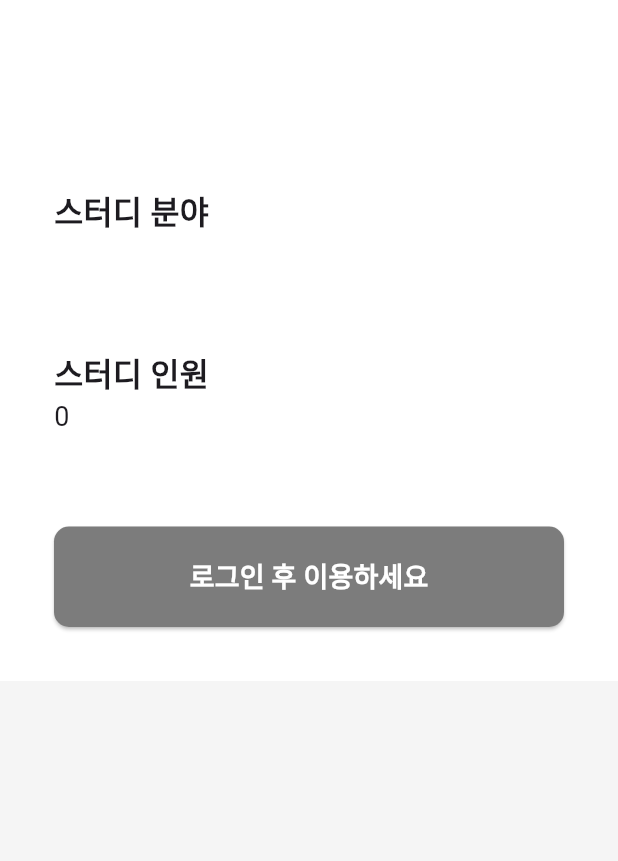
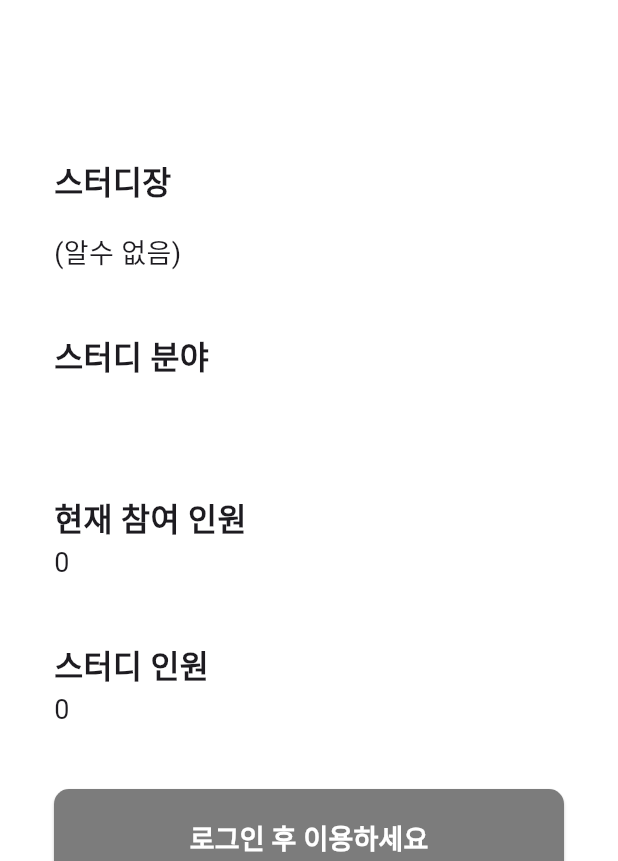
Before and after one commit to SungyeopJeong/MadcampWeek2, a Flutter app: the StudyDetailPage screen opened directly with empty values, on a phone screen of 412 x 824 dp, the part 375-1236 px from its top. Run offline on Flutter 3.47's test engine with Material 3 defaults, Android fonts, the phone set to English and light mode, and no system bars; our stand-ins replace flutter_dotenv, flutter_svg, google_sign_in, socket_io_client; missing offline and left inert: kakao_flutter_sdk; accounts and stored records are empty; network calls fail; Roboto replaces fonts that are missing (Pretendard).

Commit message:
study detail 수정

```diff
--- a/lib/main.dart
+++ b/lib/main.dart
@@ -91,7 +91,7 @@ class _MyHomePageState extends State<MyHomePage> {
               onGenerateRoute: (_) => MaterialPageRoute(
                 builder: (_) => const ChatPage(),
               ),
-
+            ),
             Navigator(
               key: navKeyList[2],
               onGenerateRoute: (_) => MaterialPageRoute(
--- a/lib/pages/study_detail_page.dart
+++ b/lib/pages/study_detail_page.dart
@@ -1,4 +1,6 @@
 // ignore_for_file: avoid_print
+
+import 'dart:convert';
 
 import 'package:devil/models/study.dart';
 import 'package:devil/pages/my_page.dart';
@@ -9,13 +11,28 @@ import 'package:flutter/material.dart';
 import 'package:provider/provider.dart';
 import 'package:http/http.dart' as http;
 
-class StudyDetailPage extends StatelessWidget {
+class StudyDetailPage extends StatefulWidget {
   final Study study;
 
   const StudyDetailPage({
     super.key,
     required this.study,
   });
+
+  @override
+  State<StudyDetailPage> createState() => _StudyDetailPageState();
+}
+
+class _StudyDetailPageState extends State<StudyDetailPage> {
+  List userList = [];
+  bool isme = false;
+  String creatorName = "";
+
+  @override
+  void initState() {
+    super.initState();
+    getData();
+  }
 
   Future<void> sendPostRequest(String userId, int studyId) async {
     try {
@@ -30,6 +47,50 @@ class StudyDetailPage extends StatelessWidget {
       );
       if (response.statusCode == 200) {
         print('POST request successful: ${response.body}');
+      } else {
+        print('POST request failed with status: ${response.statusCode}');
+        print('Response body: ${response.body}');
+      }
+    } catch (e) {
+      print('Error during POST request: $e');
+    }
+  }
+
+  Future<void> getData() async {
+    final islogined = context.read<InfoModel>().isLogined;
+
+    if (islogined) {
+      final user = context.read<InfoModel>().user;
+      await getUserData(user.id, widget.study.id!);
+    } else {
+      getUserData("", widget.study.id!);
+    }
+  }
+
+  Future<void> getUserData(userId, int studyId) async {
+    try {
+      Map<String, dynamic> data = {'id': userId};
+
+      final response = await http.post(
+        Uri.parse("http://10.0.2.2:3000/api/study/$studyId"),
+        body: data,
+      );
+      if (response.statusCode == 200) {
+        final users = json.decode(response.body);
+        setState(() {
+          userList = users;
+          for (Map<String, dynamic> user in userList) {
+            if (user['isme'] == 1) {
+              isme = true;
+            }
+            if (user['iscreator'] == 1) {
+              creatorName = user['username'];
+            }
+          }
+        });
+        print(userList);
+        print(isme);
+        print(creatorName);
       } else {
         print('POST request failed with status: ${response.statusCode}');
         print('Response body: ${response.body}');
@@ -74,7 +135,7 @@ class StudyDetailPage extends StatelessWidget {
                     children: [
                       const SizedBox(height: 10),
                       Text(
-                        study.name,
+                        widget.study.name,
                         style: const TextStyle(
                           fontSize: 30,
                           fontWeight: FontWeight.bold,
@@ -82,7 +143,18 @@ class StudyDetailPage extends StatelessWidget {
                       ),
                       const SizedBox(height: 20),
                       Text(
-                        study.description,
+                        widget.study.description,
+                        style: const TextStyle(fontSize: 18),
+                      ),
+                      const SizedBox(height: 20),
+                      const Text(
+                        '스터디장',
+                        style: TextStyle(
+                            fontSize: 21, fontWeight: FontWeight.bold),
+                      ),
+                      const SizedBox(height: 20),
+                      Text(
+                        creatorName.isNotEmpty ? creatorName : "(알수 없음)",
                         style: const TextStyle(fontSize: 18),
                       ),
                       const SizedBox(height: 40),
@@ -93,35 +165,77 @@ class StudyDetailPage extends StatelessWidget {
                       ),
                       const SizedBox(height: 10),
                       Text(
-                        study.category,
+                        widget.study.category,
                         style: const TextStyle(fontSize: 18),
                       ),
                       const SizedBox(height: 40),
+                      const Text(
+                        '현재 참여 인원',
+                        style: TextStyle(
+                            fontSize: 21, fontWeight: FontWeight.bold),
+                      ),
+                      Text(
+                        '${widget.study.now}',
+                        style: const TextStyle(fontSize: 18),
+                      ),
+                      const SizedBox(
+                        height: 40,
+                      ),
                       const Text(
                         '스터디 인원',
                         style: TextStyle(
                             fontSize: 21, fontWeight: FontWeight.bold),
                       ),
                       Text(
-                        '${study.max}',
+                        '${widget.study.max}',
                         style: const TextStyle(fontSize: 18),
                       ),
                       const SizedBox(
-                        height: 60,
+                        height: 40,
                       ),
                       ElevatedButton(
-                        onPressed: islogined
+                        onPressed: islogined && !isme
                             ? () {
                                 sendPostRequest(
                                     context.read<InfoModel>().user.id,
-                                    study.id!);
+                                    widget.study.id!);
+                                showDialog(
+                                  context: context,
+                                  builder: (BuildContext alertContext) {
+                                    return AlertDialog(
+                                      title: const Text("참여되었습니다"),
+                                      actions: [
+                                        TextButton(
+                                          onPressed: () {
+                                            Navigator.of(alertContext).pop();
+                                            Navigator.pop(context);
+                                          },
+                                          style: TextButton.styleFrom(
+                                            textStyle: const TextStyle(
+                                              color: Colors.white,
+                                            ),
+                                            backgroundColor: DevilColor.point,
+                                            padding: const EdgeInsets.symmetric(
+                                                horizontal: 20, vertical: 20),
+                                            shape: RoundedRectangleBorder(
+                                              borderRadius:
+                                                  BorderRadius.circular(10),
+                                            ),
+                                          ),
+                                          child: const Text("확인"),
+                                        ),
+                                      ],
+                                    );
+                                  },
+                                );
                               }
                             : () {
                                 Navigator.pop(context);
                               },
                         style: ElevatedButton.styleFrom(
-                          backgroundColor:
-                              islogined ? Colors.black : DevilColor.grey,
+                          backgroundColor: islogined
+                              ? (isme ? DevilColor.grey : DevilColor.black)
+                              : DevilColor.grey,
                           padding: const EdgeInsets.symmetric(
                               vertical: 20, horizontal: 40),
                           shape: RoundedRectangleBorder(
@@ -130,7 +244,9 @@ class StudyDetailPage extends StatelessWidget {
                           minimumSize: const Size(double.infinity, 0),
                         ),
                         child: Text(
-                          islogined ? '참여하기' : '로그인 후 이용하세요',
+                          islogined
+                              ? (isme ? '이미 참여중인 스터디입니다' : '참여하기')
+                              : '로그인 후 이용하세요',
                           style: const TextStyle(
                             fontSize: 18,
                             color: Colors.white,
--- a/lib/services/study.dart
+++ b/lib/services/study.dart
@@ -17,6 +17,8 @@ class StudyAPI extends API {
     if (response.statusCode.isOk()) {
       return (jsonDecode(response.body) as List)
           .map((e) => Study.fromJson(e))
+          .toList()
+          .reversed
           .toList();
     }
     return List.empty();
```
